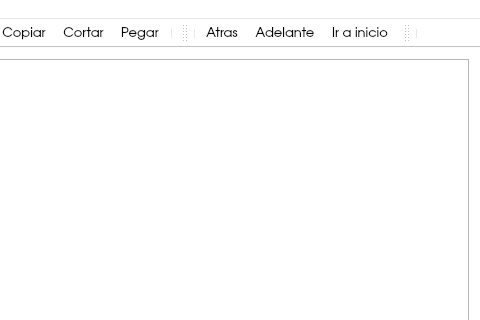
First picture: the form in Ui/mainwindow.ui, repository exodehm/SDMed, before the edit; both pictures show x 417 to 897 and y 0 to 320 of the 897 by 591 pixel window.
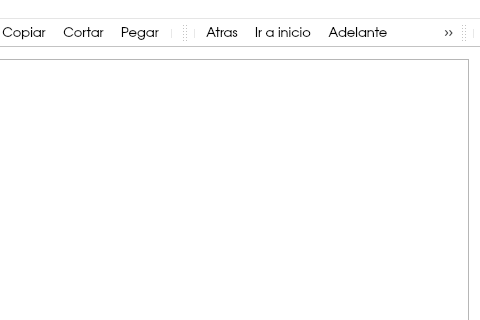
Second picture: the form after the edit. Icons and pictures are not drawn.

Commit message: Se añade una vista en arbol. Por ahora de solo lectura

Diff of the .ui file:
```diff
--- a/Ui/mainwindow.ui
+++ b/Ui/mainwindow.ui
@@ -618,8 +618,9 @@
    </attribute>
    <addaction name="separator"/>
    <addaction name="actionAtras"/>
-   <addaction name="actionAdelante"/>
    <addaction name="actionIr_a_inicio"/>
+   <addaction name="actionAdelante"/>
+   <addaction name="actionVer_Arbol"/>
   </widget>
   <widget class="QToolBar" name="CertBar">
    <property name="windowTitle">
@@ -952,6 +953,18 @@
     <string>Ir a inicio</string>
    </property>
   </action>
+  <action name="actionVer_Arbol">
+   <property name="enabled">
+    <bool>false</bool>
+   </property>
+   <property name="icon">
+    <iconset resource="../recursos.qrc">
+     <normaloff>:/images/tree.png</normaloff>:/images/tree.png</iconset>
+   </property>
+   <property name="text">
+    <string>Ver Arbol</string>
+   </property>
+  </action>
  </widget>
  <layoutdefault spacing="6" margin="11"/>
  <resources>
```
Left out of the diff: 6 changed lines with no effect on the pictures. The commit also changes 20 other files.
